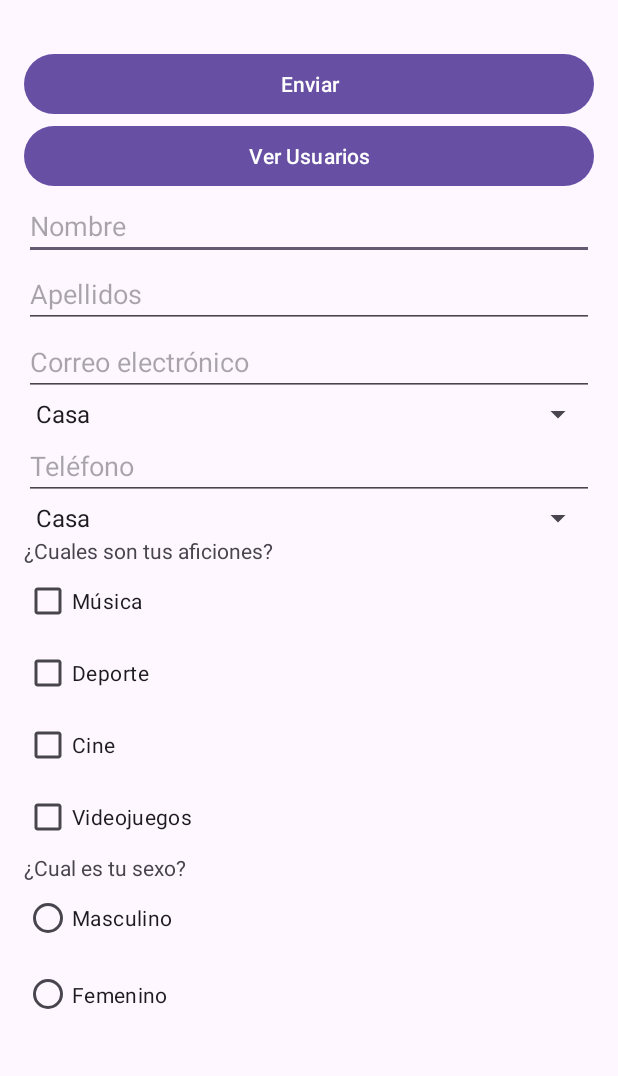
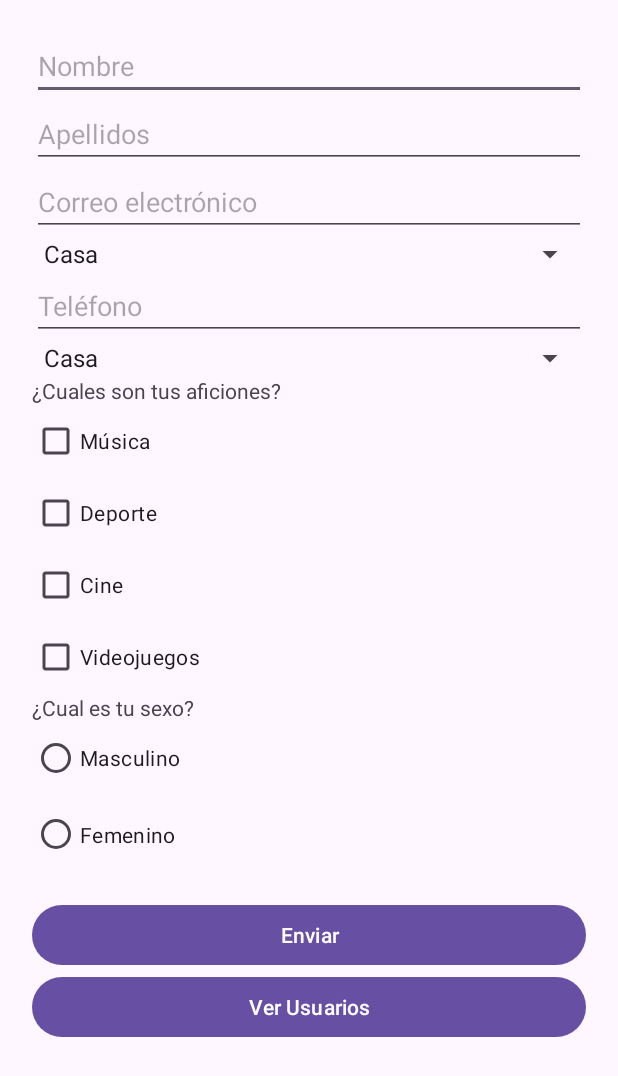
Before and after one commit to XrayTH/Taller1-AndroidEstudio, an Android app: the screen it shows after launch (MainActivity), on a phone screen of 412 x 824 dp. Shown: the top 1076 px of the screen. Run offline under Robolectric (Android 15) with nearby library versions, the phone set to English and light mode, and no system bars.

Commit message:
v5 Scroll

```diff
--- a/app/src/main/res/layout/activity_main.xml
+++ b/app/src/main/res/layout/activity_main.xml
@@ -1,46 +1,51 @@
 <?xml version="1.0" encoding="utf-8"?>
+<androidx.constraintlayout.widget.ConstraintLayout xmlns:android="http://schemas.android.com/apk/res/android"
+    xmlns:app="http://schemas.android.com/apk/res-auto"
+    xmlns:tools="http://schemas.android.com/tools"
+    android:id="@+id/main"
+    android:layout_width="match_parent"
+    android:layout_height="match_parent"
+    tools:context=".MainActivity">
+
+    <ScrollView
+        android:layout_width="0dp"
+        android:layout_height="0dp"
+        android:layout_marginStart="5dp"
+        android:layout_marginTop="5dp"
+        android:layout_marginEnd="5dp"
+        android:layout_marginBottom="5dp"
+        app:layout_constraintBottom_toBottomOf="parent"
+        app:layout_constraintEnd_toEndOf="parent"
+        app:layout_constraintStart_toStartOf="parent"
+        app:layout_constraintTop_toTopOf="parent"
+        app:layout_constraintVertical_bias="1.0">
+
         <LinearLayout
-    xmlns:android="http://schemas.android.com/apk/res/android"
             android:layout_width="match_parent"
             android:layout_height="match_parent"
             android:orientation="vertical"
             android:padding="16dp">
-
-    <Button
-        android:id="@+id/buttonEnviar"
-        android:layout_width="match_parent"
-        android:layout_height="wrap_content"
-        android:layout_marginTop="16dp"
-        android:onClick="enviarDatos"
-        android:text="Enviar" />
-
-    <Button
-        android:id="@+id/ver"
-        android:layout_width="match_parent"
-        android:layout_height="wrap_content"
-        android:onClick="verUsuarios"
-        android:text="Ver Usuarios" />
 
             <EditText
                 android:id="@+id/editTextNombre"
                 android:layout_width="match_parent"
                 android:layout_height="wrap_content"
                 android:hint="Nombre"
-        android:inputType="textPersonName"/>
+                android:inputType="textPersonName" />
 
             <EditText
                 android:id="@+id/editTextApellidos"
                 android:layout_width="match_parent"
                 android:layout_height="wrap_content"
                 android:hint="Apellidos"
-        android:inputType="textPersonName"/>
+                android:inputType="textPersonName" />
 
             <EditText
                 android:id="@+id/editTextEmail"
                 android:layout_width="match_parent"
                 android:layout_height="wrap_content"
                 android:hint="Correo electrónico"
-        android:inputType="textEmailAddress"/>
+                android:inputType="textEmailAddress" />
 
             <Spinner
                 android:id="@+id/spinner2"
@@ -52,7 +57,7 @@
                 android:layout_width="match_parent"
                 android:layout_height="wrap_content"
                 android:hint="Teléfono"
-        android:inputType="phone"/>
+                android:inputType="phone" />
 
             <Spinner
                 android:id="@+id/spinner"
@@ -113,4 +118,21 @@
 
             </RadioGroup>
 
+            <Button
+                android:id="@+id/buttonEnviar"
+                android:layout_width="match_parent"
+                android:layout_height="wrap_content"
+                android:layout_marginTop="16dp"
+                android:onClick="enviarDatos"
+                android:text="Enviar" />
+
+            <Button
+                android:id="@+id/ver"
+                android:layout_width="match_parent"
+                android:layout_height="wrap_content"
+                android:onClick="verUsuarios"
+                android:text="Ver Usuarios" />
+
         </LinearLayout>
+    </ScrollView>
+    </androidx.constraintlayout.widget.ConstraintLayout>
```
Lines whose indentation alone changed are shown as unchanged.
